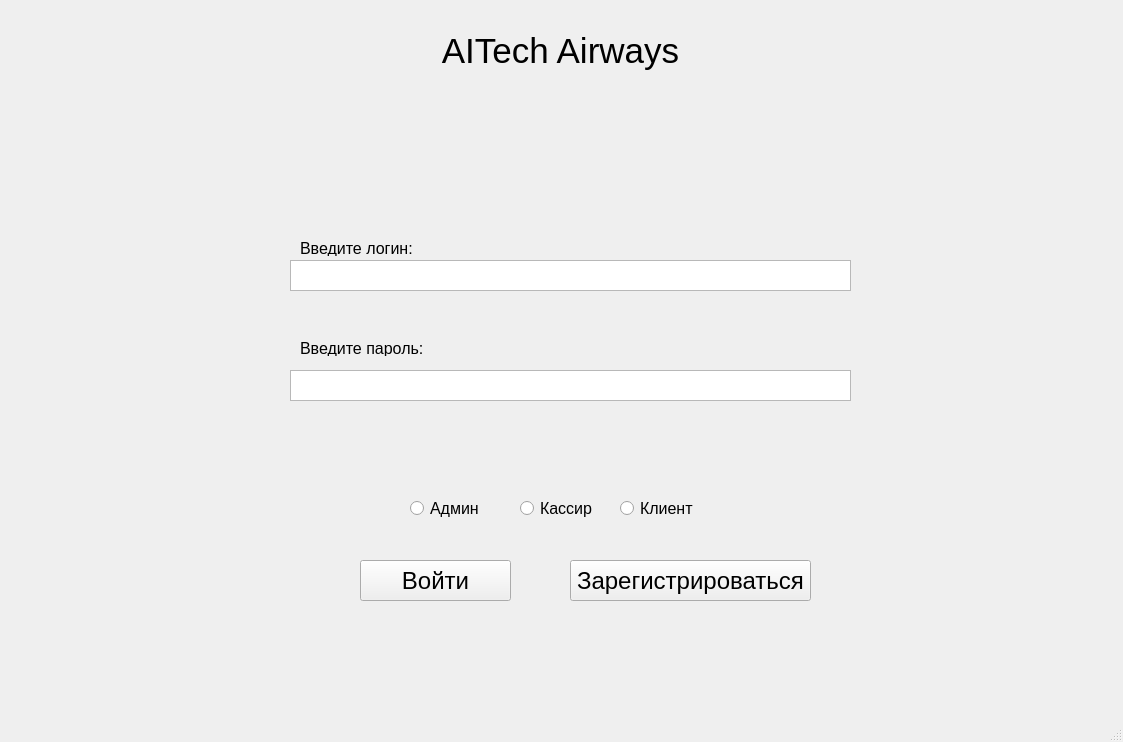
Old version of the form interfaces/sign.ui in the repository Stanislawsi-benty/MRPS.
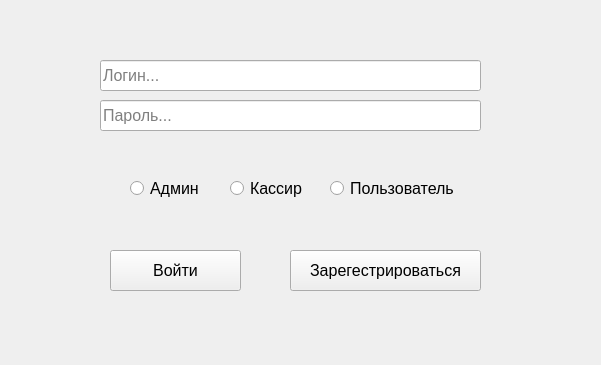
New version of the form.

What changed in the file:
```diff
--- a/interfaces/sign.ui
+++ b/interfaces/sign.ui
@@ -1,58 +1,30 @@
 <?xml version="1.0" encoding="UTF-8"?>
 <ui version="4.0">
- <class>EnterWindow</class>
- <widget class="QMainWindow" name="EnterWindow">
-  <property name="enabled">
-   <bool>true</bool>
-  </property>
+ <class>Form</class>
+ <widget class="QWidget" name="Form">
   <property name="geometry">
    <rect>
     <x>0</x>
     <y>0</y>
-    <width>1123</width>
-    <height>742</height>
+    <width>601</width>
+    <height>365</height>
    </rect>
   </property>
   <property name="windowTitle">
    <string>Вход</string>
   </property>
-  <widget class="QWidget" name="Enter">
-   <property name="enabled">
-    <bool>true</bool>
-   </property>
-   <widget class="QLabel" name="label">
-    <property name="geometry">
-     <rect>
-      <x>0</x>
-      <y>30</y>
-      <width>1121</width>
-      <height>41</height>
-     </rect>
-    </property>
-    <property name="font">
-     <font>
-      <pointsize>26</pointsize>
-     </font>
-    </property>
-    <property name="text">
-     <string>AITech Airways</string>
-    </property>
-    <property name="alignment">
-     <set>Qt::AlignCenter</set>
-    </property>
-   </widget>
    <widget class="QPushButton" name="pushButton">
     <property name="geometry">
      <rect>
-      <x>360</x>
-      <y>560</y>
-      <width>151</width>
+     <x>110</x>
+     <y>250</y>
+     <width>131</width>
       <height>41</height>
      </rect>
     </property>
     <property name="font">
      <font>
-      <pointsize>18</pointsize>
+     <pointsize>12</pointsize>
      </font>
     </property>
     <property name="text">
@@ -62,26 +34,68 @@
    <widget class="QPushButton" name="pushButton_2">
     <property name="geometry">
      <rect>
-      <x>570</x>
-      <y>560</y>
-      <width>241</width>
+     <x>290</x>
+     <y>250</y>
+     <width>191</width>
       <height>41</height>
      </rect>
     </property>
     <property name="font">
      <font>
-      <pointsize>18</pointsize>
+     <pointsize>12</pointsize>
      </font>
     </property>
     <property name="text">
-     <string>Зарегистрироваться</string>
+    <string>Зарегестрироваться</string>
+   </property>
+  </widget>
+  <widget class="QLineEdit" name="lineEdit">
+   <property name="geometry">
+    <rect>
+     <x>100</x>
+     <y>60</y>
+     <width>381</width>
+     <height>31</height>
+    </rect>
+   </property>
+   <property name="font">
+    <font>
+     <pointsize>12</pointsize>
+    </font>
+   </property>
+   <property name="text">
+    <string/>
+   </property>
+   <property name="placeholderText">
+    <string>Логин...</string>
+   </property>
+  </widget>
+  <widget class="QLineEdit" name="lineEdit_2">
+   <property name="geometry">
+    <rect>
+     <x>100</x>
+     <y>100</y>
+     <width>381</width>
+     <height>31</height>
+    </rect>
+   </property>
+   <property name="font">
+    <font>
+     <pointsize>12</pointsize>
+    </font>
+   </property>
+   <property name="text">
+    <string/>
+   </property>
+   <property name="placeholderText">
+    <string>Пароль...</string>
     </property>
    </widget>
    <widget class="QRadioButton" name="radioButton">
     <property name="geometry">
      <rect>
-      <x>520</x>
-      <y>500</y>
+     <x>130</x>
+     <y>180</y>
       <width>82</width>
       <height>17</height>
      </rect>
@@ -92,14 +106,14 @@
      </font>
     </property>
     <property name="text">
-     <string>Кассир</string>
+    <string>Админ</string>
     </property>
    </widget>
    <widget class="QRadioButton" name="radioButton_2">
     <property name="geometry">
      <rect>
-      <x>620</x>
-      <y>500</y>
+     <x>230</x>
+     <y>180</y>
       <width>82</width>
       <height>17</height>
      </rect>
@@ -110,15 +124,15 @@
      </font>
     </property>
     <property name="text">
-     <string>Клиент</string>
+    <string>Кассир</string>
     </property>
    </widget>
    <widget class="QRadioButton" name="radioButton_3">
     <property name="geometry">
      <rect>
-      <x>410</x>
-      <y>500</y>
-      <width>82</width>
+     <x>330</x>
+     <y>180</y>
+     <width>141</width>
       <height>17</height>
      </rect>
     </property>
@@ -128,118 +142,9 @@
      </font>
     </property>
     <property name="text">
-     <string>Админ</string>
-    </property>
-   </widget>
-   <widget class="QLabel" name="label_2">
-    <property name="geometry">
-     <rect>
-      <x>300</x>
-      <y>240</y>
-      <width>241</width>
-      <height>16</height>
-     </rect>
-    </property>
-    <property name="font">
-     <font>
-      <pointsize>12</pointsize>
-     </font>
-    </property>
-    <property name="text">
-     <string>Введите логин:</string>
-    </property>
-   </widget>
-   <widget class="QLabel" name="label_3">
-    <property name="geometry">
-     <rect>
-      <x>300</x>
-      <y>340</y>
-      <width>241</width>
-      <height>16</height>
-     </rect>
-    </property>
-    <property name="font">
-     <font>
-      <pointsize>12</pointsize>
-     </font>
-    </property>
-    <property name="text">
-     <string>Введите пароль:</string>
-    </property>
-   </widget>
-   <widget class="QTextEdit" name="textEdit">
-    <property name="geometry">
-     <rect>
-      <x>290</x>
-      <y>370</y>
-      <width>561</width>
-      <height>31</height>
-     </rect>
-    </property>
-    <property name="font">
-     <font>
-      <pointsize>12</pointsize>
-     </font>
-    </property>
-   </widget>
-   <widget class="QTextEdit" name="textEdit_2">
-    <property name="geometry">
-     <rect>
-      <x>290</x>
-      <y>260</y>
-      <width>561</width>
-      <height>31</height>
-     </rect>
-    </property>
-    <property name="font">
-     <font>
-      <pointsize>12</pointsize>
-     </font>
-    </property>
-   </widget>
-   <widget class="QTextBrowser" name="textBrowser">
-    <property name="enabled">
-     <bool>false</bool>
-    </property>
-    <property name="geometry">
-     <rect>
-      <x>450</x>
-      <y>630</y>
-      <width>431</width>
-      <height>81</height>
-     </rect>
-    </property>
-    <property name="sizePolicy">
-     <sizepolicy hsizetype="Expanding" vsizetype="Expanding">
-      <horstretch>0</horstretch>
-      <verstretch>0</verstretch>
-     </sizepolicy>
-    </property>
-    <property name="styleSheet">
-     <string notr="true">background-color: rgba(255, 255, 255, 0);
-border: none;
-</string>
-    </property>
-    <property name="html">
-     <string>&lt;!DOCTYPE HTML PUBLIC &quot;-//W3C//DTD HTML 4.0//EN&quot; &quot;http://www.w3.org/TR/REC-html40/strict.dtd&quot;&gt;
-&lt;html&gt;&lt;head&gt;&lt;meta name=&quot;qrichtext&quot; content=&quot;1&quot; /&gt;&lt;style type=&quot;text/css&quot;&gt;
-p, li { white-space: pre-wrap; }
-&lt;/style&gt;&lt;/head&gt;&lt;body style=&quot; font-family:'MS Shell Dlg 2'; font-size:8.25pt; font-weight:400; font-style:normal;&quot;&gt;
-&lt;p style=&quot;-qt-paragraph-type:empty; margin-top:0px; margin-bottom:0px; margin-left:0px; margin-right:0px; -qt-block-indent:0; text-indent:0px; font-size:8pt;&quot;&gt;&lt;br /&gt;&lt;/p&gt;&lt;/body&gt;&lt;/html&gt;</string>
-    </property>
-   </widget>
-  </widget>
-  <widget class="QMenuBar" name="menubar">
-   <property name="geometry">
-    <rect>
-     <x>0</x>
-     <y>0</y>
-     <width>1123</width>
-     <height>21</height>
-    </rect>
-   </property>
-  </widget>
-  <widget class="QStatusBar" name="statusbar"/>
+    <string>Пользователь</string>
+   </property>
+  </widget>
  </widget>
  <resources/>
  <connections/>
```
Left out of the diff: 2 changed lines with no effect on the pictures. Lines whose indentation alone changed are shown as unchanged.
